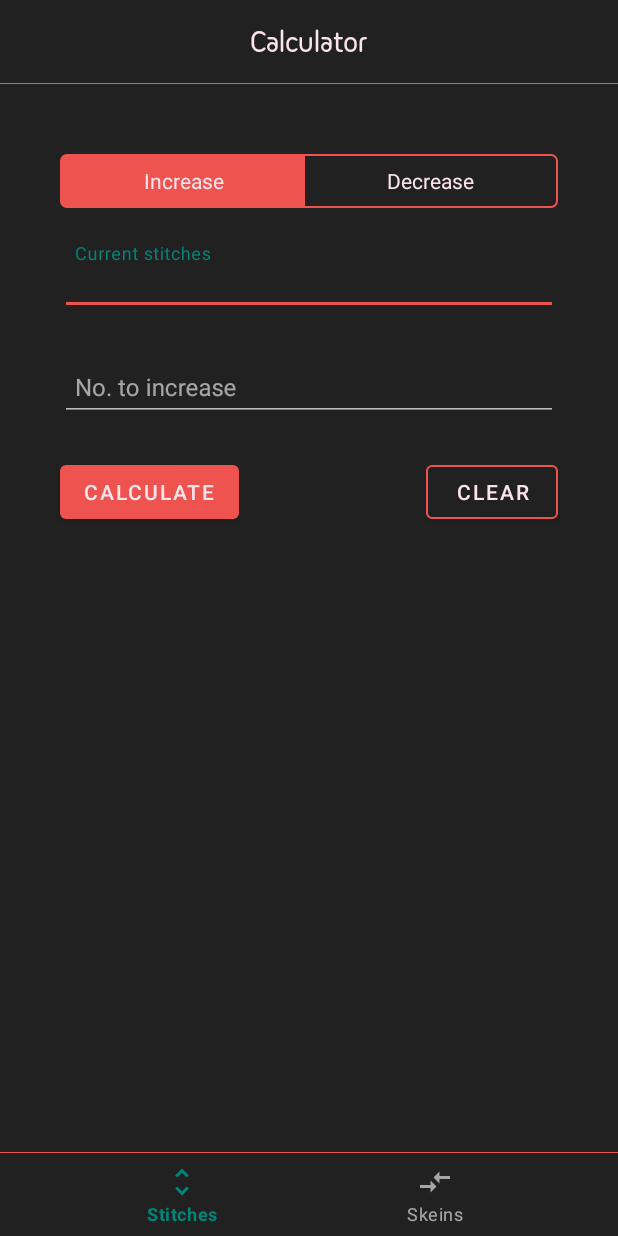
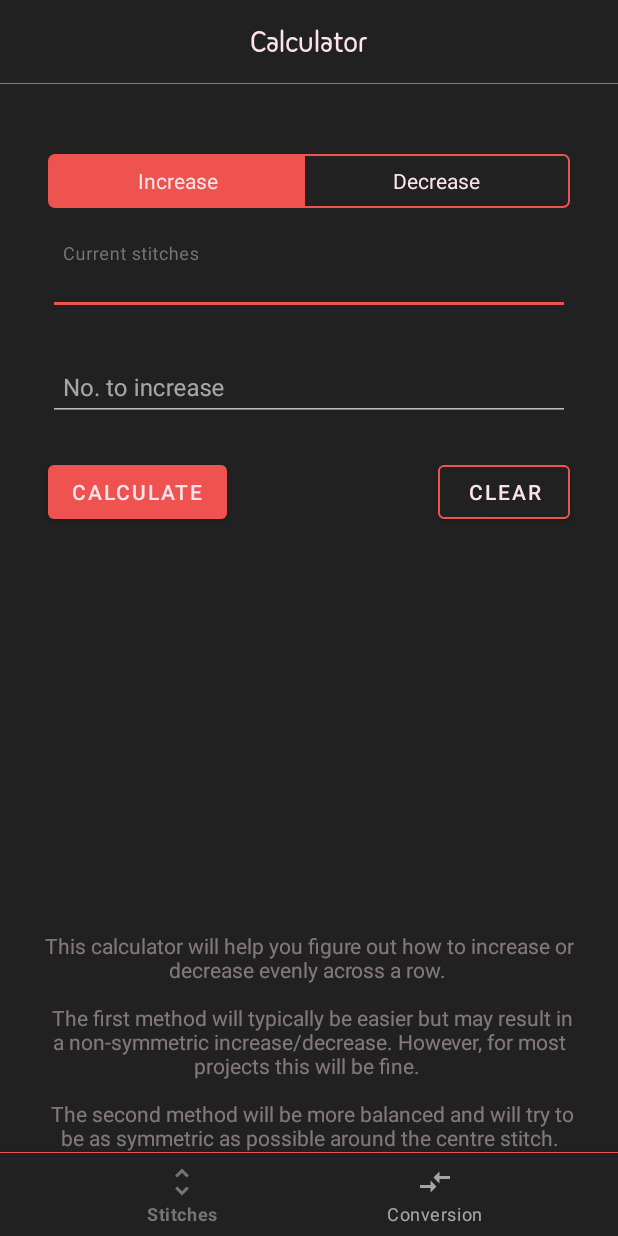
Before and after one commit to JamalMulla/UltimateKnittingCalculator, an Android app: the screen it shows after launch (MainActivity), on a phone screen of 412 x 824 dp. Run offline under Robolectric (Android 15) with nearby library versions, the phone set to English and light mode, and no system bars.

Commit message:
Finishing touches. Beginnings of About page

```diff
--- a/app/src/main/java/com/jmulla/ukc/ConversionFragment.java
+++ b/app/src/main/java/com/jmulla/ukc/ConversionFragment.java
@@ -1,13 +1,14 @@
 package com.jmulla.ukc;
 
 import static com.jmulla.ukc.Conversions.calculateAmounts;
+import static com.jmulla.ukc.MainActivity.hideKeyboardFrom;
 
 import android.os.Bundle;
 import android.support.annotation.NonNull;
-import android.support.constraint.ConstraintLayout;
 import android.support.v4.app.Fragment;
 import android.support.v4.app.FragmentActivity;
 import android.support.v4.util.Pair;
+import android.text.method.LinkMovementMethod;
 import android.view.LayoutInflater;
 import android.view.View;
 import android.view.View.OnClickListener;
@@ -20,8 +21,6 @@ import android.widget.TextView;
 import android.widget.Toast;
 
 public class ConversionFragment extends Fragment {
-
-
 
 
   @Override
@@ -44,9 +43,9 @@ public class ConversionFragment extends Fragment {
     final Spinner spinner_yardage = activity.findViewById(R.id.spinner_yardage);
     final Spinner spinner_weight = activity.findViewById(R.id.spinner_weight);
     final Spinner spinner_skein_yardage = activity.findViewById(R.id.spinner_skein_yardage);
-    final ConstraintLayout container = activity.findViewById(R.id.container);
-
-
+    final TextView tv_conv_info = activity.findViewById(R.id.tv_conv_info);
+    tv_conv_info.setText(getString(R.string.tv_conv_info));
+    tv_conv_info.setMovementMethod(LinkMovementMethod.getInstance());
     // Adapter for yardage
     ArrayAdapter<String> yardage_adapter = new ArrayAdapter<>(activity, R.layout.custom_spinner_item);
     yardage_adapter.add("Yards");
@@ -66,6 +65,7 @@ public class ConversionFragment extends Fragment {
     btn_clear.setOnClickListener(new OnClickListener() {
       @Override
       public void onClick(View view) {
+        hideKeyboardFrom(getContext(), tv_yarn_weight);
         et_yardage.requestFocus();
         et_yardage.setText("");
         et_skein_weight.setText("");
@@ -80,6 +80,7 @@ public class ConversionFragment extends Fragment {
     btn_convert.setOnClickListener(new OnClickListener() {
       @Override
       public void onClick(View view) {
+        hideKeyboardFrom(getContext(), tv_yarn_weight);
         double patternYarn;
         double ballWeight;
         double ballYarn;
--- a/app/src/main/java/com/jmulla/ukc/IncreasesDecreases.java
+++ b/app/src/main/java/com/jmulla/ukc/IncreasesDecreases.java
@@ -59,9 +59,9 @@ class IncreasesDecreases {
             knitBeg2 = Math.ceil(lowBet / 2);
         }
 
-        String m1S = cleanInner((int) times1_1, cleanInner((int) knitBet1, "(K%d, M1 K1) ", "(M1 K1) ") + "%d times", "");
+        String m1S = cleanInner((int) times1_1, cleanInner((int) knitBet1, "(K%d, M1 K1) ", "(M1 K1) ") + "%d times,", "");
         //System.out.println(knitEnd1);
-        String end = cleanInner((int) knitEnd1, ", end with K%d", "");
+        String end = cleanInner((int) knitEnd1, " end with K%d", "");
         String method1 = m1S + end;
 
         knitBet2_1Inner = cleanInner((int) knitBet2_1, "(M1, K%d) ", "k2tog ");
@@ -72,7 +72,7 @@ class IncreasesDecreases {
                         cleanInner((int) times2_1, knitBet2_1Inner + "%d times, ", "") +
                         cleanInner((int) times2_2, knitBet2_2Inner + "%d times, ", "") +
                         cleanInner((int) times2_3, kntiBet2_3Inner + "%d times, ", "") +
-                        cleanInner((int) knitBeg2, "M1, K%d ", "M1");
+                        cleanInner((int) knitBeg2, "end with M1, K%d ", "end with M1");
 
         return new Pair<>(method1, method2);
 
--- a/app/src/main/res/layout/activity_main.xml
+++ b/app/src/main/res/layout/activity_main.xml
@@ -1,8 +1,13 @@
 <?xml version="1.0" encoding="utf-8"?>
+<android.support.design.widget.CoordinatorLayout
+  android:layout_height="match_parent"
+  android:id="@+id/container"
+  android:layout_width="match_parent"
+  xmlns:android="http://schemas.android.com/apk/res/android">
 <android.support.constraint.ConstraintLayout xmlns:android="http://schemas.android.com/apk/res/android"
   xmlns:app="http://schemas.android.com/apk/res-auto"
   xmlns:tools="http://schemas.android.com/tools"
-  android:id="@+id/container"
+
   android:layout_width="match_parent"
   android:layout_height="match_parent"
   android:background="?attr/backgroundColor"
@@ -53,5 +58,6 @@
     app:layout_constraintTop_toBottomOf="@+id/my_toolbar"
     app:menu="@menu/navigation"/>
 
+</android.support.constraint.ConstraintLayout>
 
-</android.support.constraint.ConstraintLayout>
+</android.support.design.widget.CoordinatorLayout>
--- a/app/src/main/res/layout/fragment_inc_dec.xml
+++ b/app/src/main/res/layout/fragment_inc_dec.xml
@@ -70,14 +70,14 @@
     android:layout_width="wrap_content"
     android:layout_height="wrap_content"
     android:orientation="vertical"
-    app:layout_constraintGuide_end="32dp"/>
+    app:layout_constraintGuide_end="24dp"/>
 
   <android.support.constraint.Guideline
     android:id="@+id/gl_left_main_v"
     android:layout_width="wrap_content"
     android:layout_height="wrap_content"
     android:orientation="vertical"
-    app:layout_constraintGuide_begin="32dp"/>
+    app:layout_constraintGuide_begin="24dp"/>
 
   <android.support.constraint.Guideline
     android:id="@+id/gl_center_h"
@@ -221,4 +221,16 @@
     app:layout_constraintStart_toStartOf="@+id/gl_left_main_v"
     app:layout_constraintTop_toBottomOf="@+id/tv_method1"
     />
+
+  <TextView
+    android:id="@+id/tv_inc_dec_info"
+    android:layout_width="0dp"
+    android:layout_height="wrap_content"
+    android:textAlignment="center"
+    android:textColor="@color/quiter"
+    app:layout_constraintBottom_toBottomOf="parent"
+    app:layout_constraintEnd_toStartOf="@+id/gl_right_main_v"
+    app:layout_constraintStart_toStartOf="@+id/gl_left_main_v"
+    app:layout_constraintTop_toBottomOf="@+id/tv_method1"
+    app:layout_constraintVertical_bias="0.3"/>
 </android.support.constraint.ConstraintLayout>
--- a/app/src/main/res/values/colors.xml
+++ b/app/src/main/res/values/colors.xml
@@ -1,11 +1,12 @@
 <?xml version="1.0" encoding="utf-8"?>
 <resources xmlns:tools="http://schemas.android.com/tools">
-    <color name="colorPrimary">#008577</color>
-    <color name="colorPrimaryDark">#00574B</color>
+    <color name="colorPrimary">#757575</color>
+    <color name="colorPrimaryDark">#424242</color>
     <color name="colorAccent">#ef5350</color>
     <color name="colorAccentDark">#f44336</color>
     <color name="colorTransparent">#00ffffff</color>
     <color name="grey900">#212121</color>
+    <color name="quiter">#71fce4ec</color>
 
     <color name="white">#fce4ec</color>
     <color name="mtrl_textinput_default_box_stroke_color" tools:override="true">@color/white</color>
--- a/app/src/main/res/values/strings.xml
+++ b/app/src/main/res/values/strings.xml
@@ -1,7 +1,7 @@
 <resources>
     <string name="app_name">Ultimate Knitting Calculator</string>
     <string name="title_home">Stitches</string>
-    <string name="title_dashboard">Skeins</string>
+    <string name="title_dashboard">Conversion</string>
     <string name="title_notifications">Notifications</string>
     <string name="inc_dec_desc">This calculator allows you to calculate 2 different methods of increasing or decreasing your stitches.</string>
     <string name="til_pattern_yarn_hint">Project yarn amount</string>
@@ -12,6 +12,17 @@
     <string name="btn_increase">Increase</string>
     <string name="btn_decrease">Decrease</string>
     <string name="til_current_stitches">Current stitches</string>
-    <string name="tv_dec_warning">Cannot decrease by more than half the number of stitches</string>
-    <string name="tv_inc_warning">Cannot increase by more than the number of current stitches</string>
+    <string name="tv_dec_warning">Can\'t decrease by more than half the number of stitches</string>
+    <string name="tv_inc_warning">Can\'t increase by more than or equal to the number of stitches</string>
+    <string name="tv_inc_dec_info">
+        This calculator will help you figure out how to increase or decrease evenly across a row. \n\n
+        The first method will typically be easier but may result in a non-symmetric increase/decrease. However, for most projects this will be fine. \n\n
+        The second method will be more balanced and will try to be as symmetric as possible around the centre stitch.
+    </string>
+    <string name="tv_conv_info">
+        This calculator will estimate the weight of yarn you will need as well as the number of skeins. \n\n
+        You will need to input the relevant information which can usually be found on the ball label of your skein. \n\n
+        If it isn\'t there it may be possible for you to find it on https://www.ravelry.com
+    </string>
+
 </resources>
```
Also changed, not shown: app/src/main/java/com/jmulla/ukc/IncDecFragement.java (+59 -8 lines), app/src/main/java/com/jmulla/ukc/MainActivity.java (+7 -0 lines), app/src/main/res/layout/fragment_convert.xml (+16 -2 lines).
